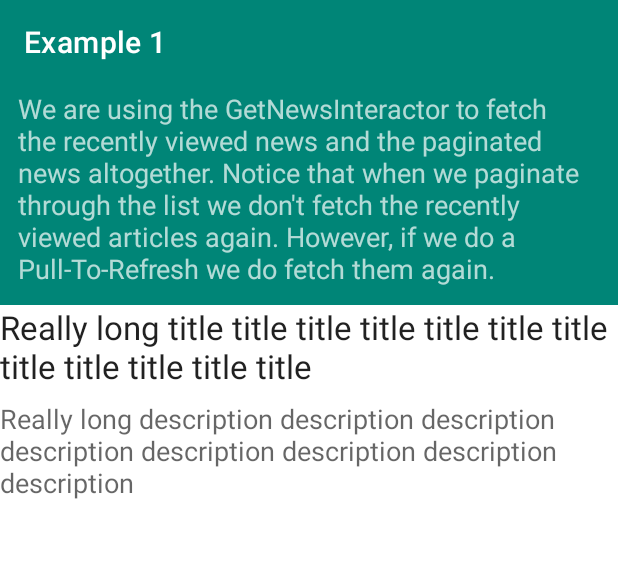
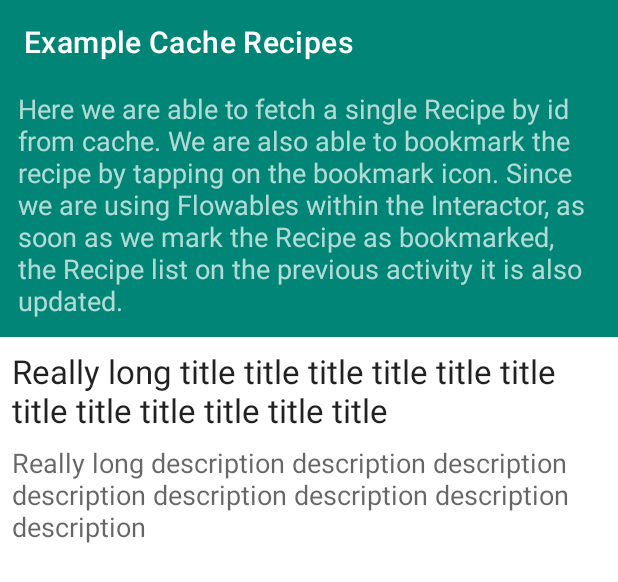
Before and after one commit to 4gus71n/Examples, an Android app: the layout activity_example_cache_1_detail.xml on its own in the app's theme, with its tools: preview values and no code run, on a phone screen of 412 x 824 dp. Shown: the top 582 px of the screen. Run offline under Robolectric (Android 15) with nearby library versions, the phone set to English and light mode, and no system bars; network calls fail.

Commit message:
[feature/adding_room_example] Updating copy text on the cache Activities.

```diff
--- a/example2/src/main/res/layout/activity_example_cache_1.xml
+++ b/example2/src/main/res/layout/activity_example_cache_1.xml
@@ -20,7 +20,7 @@
 
             <androidx.appcompat.widget.Toolbar
                 android:id="@+id/activityExampleCache1Toolbar"
-                app:title="Example 1"
+                app:title="Example Cache Recipes"
                 app:layout_collapseMode="pin"
                 android:theme="@style/Examples.AppBarOverlay"
                 android:layout_width="match_parent"
@@ -38,7 +38,7 @@
                     android:layout_marginStart="8dp"
                     android:layout_marginEnd="8dp"
                     android:layout_marginBottom="8dp"
-                    android:text="We are using the GetNewsInteractor to fetch the recently viewed news and the paginated news altogether. Notice that when we paginate through the list we don't fetch the recently viewed articles again. However, if we do a Pull-To-Refresh we do fetch them again."
+                    android:text="Here we are fetching a list of recipes from the backend, then we store them on cache. We are also able to bookmark this recipes, this whole bookmarking process is done only on cache."
                     android:padding="4dp"
                     style="@style/Examples.TextAppearance.Description.Inverse"
                     android:layout_width="match_parent"
--- a/example2/src/main/res/layout/activity_example_cache_1_detail.xml
+++ b/example2/src/main/res/layout/activity_example_cache_1_detail.xml
@@ -20,7 +20,7 @@
 
             <androidx.appcompat.widget.Toolbar
                 android:id="@+id/activityExampleCache1DetailToolbar"
-                app:title="Example 1"
+                app:title="Example Cache Recipes"
                 app:layout_collapseMode="pin"
                 android:theme="@style/Examples.AppBarOverlay"
                 android:layout_width="match_parent"
@@ -38,7 +38,7 @@
                     android:layout_marginStart="8dp"
                     android:layout_marginEnd="8dp"
                     android:layout_marginBottom="8dp"
-                    android:text="We are using the GetNewsInteractor to fetch the recently viewed news and the paginated news altogether. Notice that when we paginate through the list we don't fetch the recently viewed articles again. However, if we do a Pull-To-Refresh we do fetch them again."
+                    android:text="Here we are able to fetch a single Recipe by id from cache. We are also able to bookmark the recipe by tapping on the bookmark icon. Since we are using Flowables within the Interactor, as soon as we mark the Recipe as bookmarked, the Recipe list on the previous activity it is also updated."
                     android:padding="4dp"
                     style="@style/Examples.TextAppearance.Description.Inverse"
                     android:layout_width="match_parent"
@@ -56,6 +56,7 @@
         android:layout_height="match_parent">
 
         <LinearLayout
+            android:padding="8dp"
             android:orientation="vertical"
             android:layout_width="match_parent"
             android:layout_height="match_parent">
```
